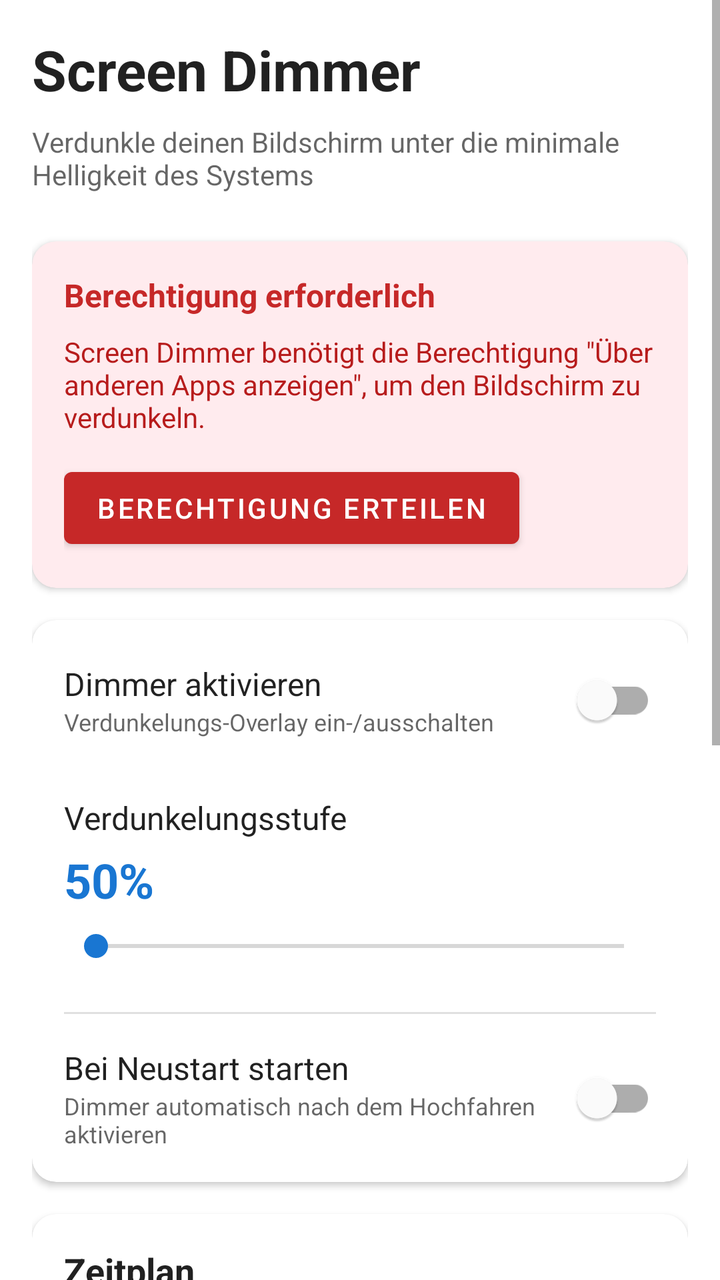
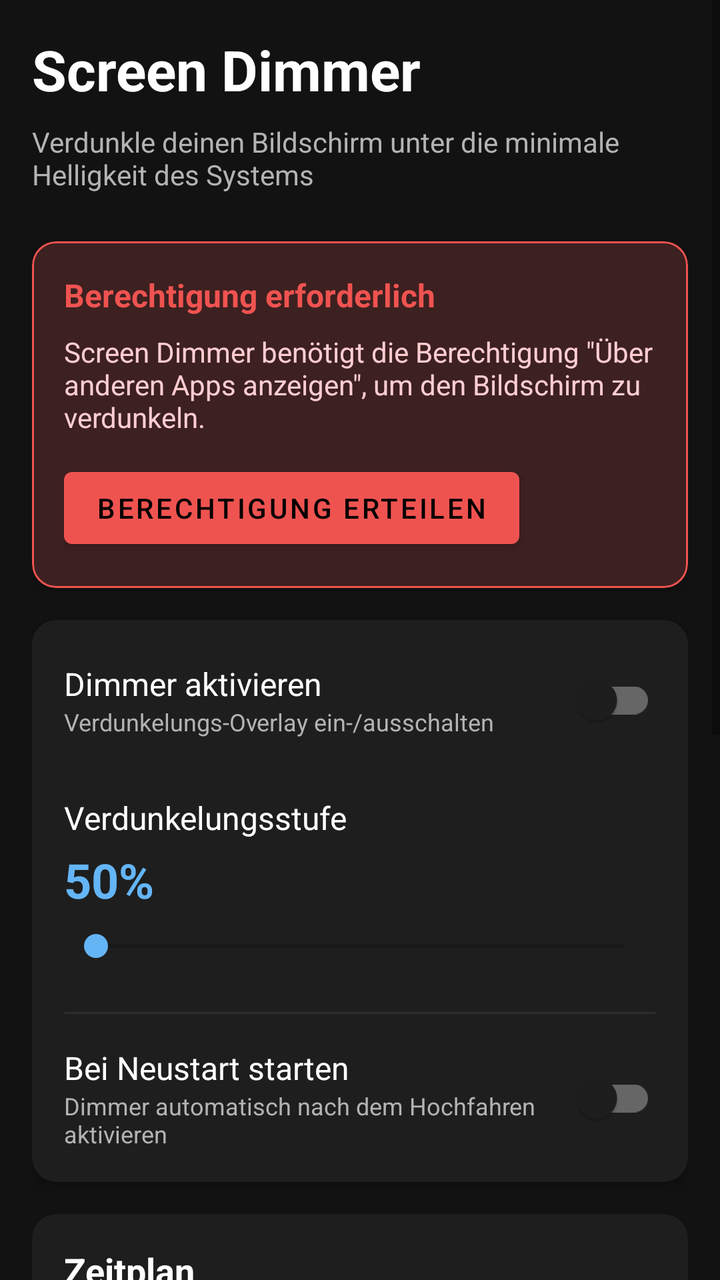

An Android layout rendered at two revisions. The XML below is the earlier revision; the diff shows what the commit changed to produce the second picture.
<!-- AndroidManifest.xml: activity theme Theme.ScreenDimmer -->
<!-- res/layout/activity_main.xml -->
<?xml version="1.0" encoding="utf-8"?>
<ScrollView xmlns:android="http://schemas.android.com/apk/res/android"
    xmlns:app="http://schemas.android.com/apk/res-auto"
    android:layout_width="match_parent"
    android:layout_height="match_parent"
    android:background="?android:colorBackground">

    <LinearLayout
        android:layout_width="match_parent"
        android:layout_height="wrap_content"
        android:orientation="vertical"
        android:padding="16dp">

        
        <TextView
            android:layout_width="match_parent"
            android:layout_height="wrap_content"
            android:text="@string/app_name"
            android:textSize="28sp"
            android:textStyle="bold"
            android:textColor="?android:textColorPrimary"
            android:layout_marginBottom="8dp" />

        <TextView
            android:layout_width="match_parent"
            android:layout_height="wrap_content"
            android:text="@string/app_description"
            android:textSize="14sp"
            android:textColor="?android:textColorSecondary"
            android:layout_marginBottom="24dp" />

        
        <com.google.android.material.card.MaterialCardView
            android:id="@+id/cardPermission"
            android:layout_width="match_parent"
            android:layout_height="wrap_content"
            android:layout_marginBottom="16dp"
            app:cardBackgroundColor="#FFEBEE"
            app:cardCornerRadius="12dp"
            app:cardElevation="2dp">

            <LinearLayout
                android:layout_width="match_parent"
                android:layout_height="wrap_content"
                android:orientation="vertical"
                android:padding="16dp">

                <TextView
                    android:layout_width="match_parent"
                    android:layout_height="wrap_content"
                    android:text="@string/permission_required"
                    android:textSize="16sp"
                    android:textStyle="bold"
                    android:textColor="#C62828"
                    android:layout_marginBottom="8dp" />

                <TextView
                    android:layout_width="match_parent"
                    android:layout_height="wrap_content"
                    android:text="@string/permission_description"
                    android:textSize="14sp"
                    android:textColor="#B71C1C"
                    android:layout_marginBottom="12dp" />

                <com.google.android.material.button.MaterialButton
                    android:id="@+id/buttonGrantPermission"
                    android:layout_width="wrap_content"
                    android:layout_height="wrap_content"
                    android:text="@string/grant_permission"
                    app:backgroundTint="#C62828" />

            </LinearLayout>

        </com.google.android.material.card.MaterialCardView>

        
        <com.google.android.material.card.MaterialCardView
            android:id="@+id/cardBatteryOptimization"
            android:layout_width="match_parent"
            android:layout_height="wrap_content"
            android:layout_marginBottom="16dp"
            android:visibility="gone"
            app:cardBackgroundColor="#FFF3E0"
            app:cardCornerRadius="12dp"
            app:cardElevation="2dp">

            <LinearLayout
                android:layout_width="match_parent"
                android:layout_height="wrap_content"
                android:orientation="vertical"
                android:padding="16dp">

                <TextView
                    android:layout_width="match_parent"
                    android:layout_height="wrap_content"
                    android:text="@string/battery_optimization_title"
                    android:textSize="16sp"
                    android:textStyle="bold"
                    android:textColor="#E65100"
                    android:layout_marginBottom="8dp" />

                <TextView
                    android:layout_width="match_parent"
                    android:layout_height="wrap_content"
                    android:text="@string/battery_optimization_description"
                    android:textSize="14sp"
                    android:textColor="#BF360C"
                    android:layout_marginBottom="12dp" />

                <com.google.android.material.button.MaterialButton
                    android:id="@+id/buttonDisableBatteryOptimization"
                    android:layout_width="wrap_content"
                    android:layout_height="wrap_content"
                    android:text="@string/disable_battery_optimization"
                    app:backgroundTint="#E65100" />

            </LinearLayout>

        </com.google.android.material.card.MaterialCardView>

        
        <com.google.android.material.card.MaterialCardView
            android:id="@+id/cardSettings"
            android:layout_width="match_parent"
            android:layout_height="wrap_content"
            app:cardCornerRadius="12dp"
            app:cardElevation="2dp">

            <LinearLayout
                android:layout_width="match_parent"
                android:layout_height="wrap_content"
                android:orientation="vertical"
                android:padding="16dp">

                
                <LinearLayout
                    android:layout_width="match_parent"
                    android:layout_height="wrap_content"
                    android:orientation="horizontal"
                    android:gravity="center_vertical"
                    android:layout_marginBottom="24dp">

                    <LinearLayout
                        android:layout_width="0dp"
                        android:layout_height="wrap_content"
                        android:layout_weight="1"
                        android:orientation="vertical">

                        <TextView
                            android:layout_width="wrap_content"
                            android:layout_height="wrap_content"
                            android:text="@string/enable_dimmer"
                            android:textSize="16sp"
                            android:textColor="?android:textColorPrimary" />

                        <TextView
                            android:layout_width="wrap_content"
                            android:layout_height="wrap_content"
                            android:text="@string/enable_dimmer_description"
                            android:textSize="12sp"
                            android:textColor="?android:textColorSecondary" />

                    </LinearLayout>

                    <com.google.android.material.switchmaterial.SwitchMaterial
                        android:id="@+id/switchDimmer"
                        android:layout_width="wrap_content"
                        android:layout_height="wrap_content" />

                </LinearLayout>

                
                <TextView
                    android:layout_width="match_parent"
                    android:layout_height="wrap_content"
                    android:text="@string/dim_level"
                    android:textSize="16sp"
                    android:textColor="?android:textColorPrimary"
                    android:layout_marginBottom="4dp" />

                <TextView
                    android:id="@+id/textDimLevel"
                    android:layout_width="match_parent"
                    android:layout_height="wrap_content"
                    android:text="50%"
                    android:textSize="24sp"
                    android:textStyle="bold"
                    android:textColor="?colorPrimary"
                    android:layout_marginBottom="8dp" />

                <SeekBar
                    android:id="@+id/seekBarDimLevel"
                    android:layout_width="match_parent"
                    android:layout_height="wrap_content"
                    android:layout_marginBottom="24dp" />

                <View
                    android:layout_width="match_parent"
                    android:layout_height="1dp"
                    android:background="#E0E0E0"
                    android:layout_marginBottom="16dp" />

                
                <LinearLayout
                    android:layout_width="match_parent"
                    android:layout_height="wrap_content"
                    android:orientation="horizontal"
                    android:gravity="center_vertical">

                    <LinearLayout
                        android:layout_width="0dp"
                        android:layout_height="wrap_content"
                        android:layout_weight="1"
                        android:orientation="vertical">

                        <TextView
                            android:layout_width="wrap_content"
                            android:layout_height="wrap_content"
                            android:text="@string/start_on_boot"
                            android:textSize="16sp"
                            android:textColor="?android:textColorPrimary" />

                        <TextView
                            android:layout_width="wrap_content"
                            android:layout_height="wrap_content"
                            android:text="@string/start_on_boot_description"
                            android:textSize="12sp"
                            android:textColor="?android:textColorSecondary" />

                    </LinearLayout>

                    <com.google.android.material.switchmaterial.SwitchMaterial
                        android:id="@+id/switchStartOnBoot"
                        android:layout_width="wrap_content"
                        android:layout_height="wrap_content" />

                </LinearLayout>

            </LinearLayout>

        </com.google.android.material.card.MaterialCardView>

        
        <com.google.android.material.card.MaterialCardView
            android:id="@+id/cardSchedule"
            android:layout_width="match_parent"
            android:layout_height="wrap_content"
            android:layout_marginTop="16dp"
            app:cardCornerRadius="12dp"
            app:cardElevation="2dp">

            <LinearLayout
                android:layout_width="match_parent"
                android:layout_height="wrap_content"
                android:orientation="vertical"
                android:padding="16dp">

                <TextView
                    android:layout_width="match_parent"
                    android:layout_height="wrap_content"
                    android:text="@string/schedule_title"
                    android:textSize="18sp"
                    android:textStyle="bold"
                    android:textColor="?android:textColorPrimary"
                    android:layout_marginBottom="16dp" />

                
                <LinearLayout
                    android:layout_width="match_parent"
                    android:layout_height="wrap_content"
                    android:orientation="horizontal"
                    android:gravity="center_vertical"
                    android:layout_marginBottom="12dp">

                    <LinearLayout
                        android:layout_width="0dp"
                        android:layout_height="wrap_content"
                        android:layout_weight="1"
                        android:orientation="vertical">

                        <TextView
                            android:layout_width="wrap_content"
                            android:layout_height="wrap_content"
                            android:text="@string/auto_off_title"
                            android:textSize="16sp"
                            android:textColor="?android:textColorPrimary" />

                        <TextView
                            android:layout_width="wrap_content"
                            android:layout_height="wrap_content"
                            android:text="@string/auto_off_description"
                            android:textSize="12sp"
                            android:textColor="?android:textColorSecondary" />

                    </LinearLayout>

                    <com.google.android.material.switchmaterial.SwitchMaterial
                        android:id="@+id/switchAutoOff"
                        android:layout_width="wrap_content"
                        android:layout_height="wrap_content" />

                </LinearLayout>

                
                <LinearLayout
                    android:id="@+id/layoutAutoOffTime"
                    android:layout_width="match_parent"
                    android:layout_height="wrap_content"
                    android:orientation="horizontal"
                    android:gravity="center_vertical"
                    android:background="?android:selectableItemBackground"
                    android:padding="12dp"
                    android:layout_marginBottom="16dp">

                    <TextView
                        android:layout_width="0dp"
                        android:layout_height="wrap_content"
                        android:layout_weight="1"
                        android:text="@string/auto_off_time"
                        android:textSize="14sp"
                        android:textColor="?android:textColorSecondary" />

                    <TextView
                        android:id="@+id/textAutoOffTime"
                        android:layout_width="wrap_content"
                        android:layout_height="wrap_content"
                        android:text="07:00"
                        android:textSize="18sp"
                        android:textStyle="bold"
                        android:textColor="?colorPrimary" />

                </LinearLayout>

                <View
                    android:layout_width="match_parent"
                    android:layout_height="1dp"
                    android:background="#E0E0E0"
                    android:layout_marginBottom="16dp" />

                
                <LinearLayout
                    android:layout_width="match_parent"
                    android:layout_height="wrap_content"
                    android:orientation="horizontal"
                    android:gravity="center_vertical"
                    android:layout_marginBottom="12dp">

                    <LinearLayout
                        android:layout_width="0dp"
                        android:layout_height="wrap_content"
                        android:layout_weight="1"
                        android:orientation="vertical">

                        <TextView
                            android:layout_width="wrap_content"
                            android:layout_height="wrap_content"
                            android:text="@string/auto_on_title"
                            android:textSize="16sp"
                            android:textColor="?android:textColorPrimary" />

                        <TextView
                            android:layout_width="wrap_content"
                            android:layout_height="wrap_content"
                            android:text="@string/auto_on_description"
                            android:textSize="12sp"
                            android:textColor="?android:textColorSecondary" />

                    </LinearLayout>

                    <com.google.android.material.switchmaterial.SwitchMaterial
                        android:id="@+id/switchAutoOn"
                        android:layout_width="wrap_content"
                        android:layout_height="wrap_content" />

                </LinearLayout>

                
                <LinearLayout
                    android:id="@+id/layoutAutoOnTime"
                    android:layout_width="match_parent"
                    android:layout_height="wrap_content"
                    android:orientation="horizontal"
                    android:gravity="center_vertical"
                    android:background="?android:selectableItemBackground"
                    android:padding="12dp">

                    <TextView
                        android:layout_width="0dp"
                        android:layout_height="wrap_content"
                        android:layout_weight="1"
                        android:text="@string/auto_on_time"
                        android:textSize="14sp"
                        android:textColor="?android:textColorSecondary" />

                    <TextView
                        android:id="@+id/textAutoOnTime"
                        android:layout_width="wrap_content"
                        android:layout_height="wrap_content"
                        android:text="22:00"
                        android:textSize="18sp"
                        android:textStyle="bold"
                        android:textColor="?colorPrimary" />

                </LinearLayout>

            </LinearLayout>

        </com.google.android.material.card.MaterialCardView>

        
        <com.google.android.material.card.MaterialCardView
            android:layout_width="match_parent"
            android:layout_height="wrap_content"
            android:layout_marginTop="16dp"
            app:cardCornerRadius="12dp"
            app:cardElevation="2dp">

            <LinearLayout
                android:layout_width="match_parent"
                android:layout_height="wrap_content"
                android:orientation="vertical"
                android:padding="16dp">

                <TextView
                    android:layout_width="match_parent"
                    android:layout_height="wrap_content"
                    android:text="@string/quick_settings_title"
                    android:textSize="16sp"
                    android:textStyle="bold"
                    android:textColor="?android:textColorPrimary"
                    android:layout_marginBottom="8dp" />

                <TextView
                    android:layout_width="match_parent"
                    android:layout_height="wrap_content"
                    android:text="@string/quick_settings_instructions"
                    android:textSize="14sp"
                    android:textColor="?android:textColorSecondary" />

            </LinearLayout>

        </com.google.android.material.card.MaterialCardView>

    </LinearLayout>

</ScrollView>
<!-- resources referenced by this layout -->
<resources>
  <string name="app_description">Verdunkle deinen Bildschirm unter die minimale Helligkeit des Systems</string>
  <string name="app_name">Screen Dimmer</string>
  <string name="auto_off_description">Dimmer zu einer bestimmten Uhrzeit ausschalten</string>
  <string name="auto_off_time">Ausschaltzeit</string>
  <string name="auto_off_title">Automatisch ausschalten</string>
  <string name="auto_on_description">Dimmer zu einer bestimmten Uhrzeit einschalten</string>
  <string name="auto_on_time">Einschaltzeit</string>
  <string name="auto_on_title">Automatisch einschalten</string>
  <string name="battery_optimization_description">Die Akku-Optimierung kann den Dimmer im Hintergrund beenden und Zeitpläne verhindern. Deaktiviere sie für zuverlässigen Betrieb.</string>
  <string name="battery_optimization_title">Akku-Optimierung aktiv</string>
  <string name="dim_level">Verdunkelungsstufe</string>
  <string name="disable_battery_optimization">Deaktivieren</string>
  <string name="enable_dimmer">Dimmer aktivieren</string>
  <string name="enable_dimmer_description">Verdunkelungs-Overlay ein-/ausschalten</string>
  <string name="grant_permission">Berechtigung erteilen</string>
  <string name="permission_description">Screen Dimmer benötigt die Berechtigung \"Über anderen Apps anzeigen\", um den Bildschirm zu verdunkeln.</string>
  <string name="permission_required">Berechtigung erforderlich</string>
  <string name="quick_settings_instructions">Wische vom oberen Bildschirmrand nach unten und tippe auf das Stift-Symbol, um die Schnelleinstellungen zu bearbeiten. Ziehe die \"Dimmer\"-Kachel in deine Schnelleinstellungen.</string>
  <string name="quick_settings_title">Schnelleinstellungen</string>
  <string name="schedule_title">Zeitplan</string>
  <string name="start_on_boot">Bei Neustart starten</string>
  <string name="start_on_boot_description">Dimmer automatisch nach dem Hochfahren aktivieren</string>
  <style name="Theme.ScreenDimmer" parent="Theme.MaterialComponents.Light.NoActionBar">
          <item name="colorPrimary">#1976D2</item>
          <item name="colorPrimaryVariant">#1565C0</item>
          <item name="colorOnPrimary">#FFFFFF</item>
          <item name="colorSecondary">#1976D2</item>
          <item name="colorSecondaryVariant">#1565C0</item>
          <item name="colorOnSecondary">#FFFFFF</item>
          <item name="android:statusBarColor">?attr/colorPrimaryVariant</item>
          <item name="android:navigationBarColor">?android:attr/colorBackground</item>
      </style>
</resources>

<!-- the commit's change to res/layout/activity_main.xml (unified diff, before → after) -->
@@ -3,7 +3,7 @@
     xmlns:app="http://schemas.android.com/apk/res-auto"
     android:layout_width="match_parent"
     android:layout_height="match_parent"
-    android:background="?android:colorBackground">
+    android:background="@color/background">
 
     <LinearLayout
         android:layout_width="match_parent"
@@ -18,7 +18,7 @@
             android:text="@string/app_name"
             android:textSize="28sp"
             android:textStyle="bold"
-            android:textColor="?android:textColorPrimary"
+            android:textColor="@color/text_primary"
             android:layout_marginBottom="8dp" />
 
         <TextView
@@ -26,7 +26,7 @@
             android:layout_height="wrap_content"
             android:text="@string/app_description"
             android:textSize="14sp"
-            android:textColor="?android:textColorSecondary"
+            android:textColor="@color/text_secondary"
             android:layout_marginBottom="24dp" />
 
         
@@ -35,9 +35,11 @@
             android:layout_width="match_parent"
             android:layout_height="wrap_content"
             android:layout_marginBottom="16dp"
-            app:cardBackgroundColor="#FFEBEE"
+            app:cardBackgroundColor="@color/card_error"
             app:cardCornerRadius="12dp"
-            app:cardElevation="2dp">
+            app:cardElevation="4dp"
+            app:strokeColor="@color/error_text"
+            app:strokeWidth="1dp">
 
             <LinearLayout
                 android:layout_width="match_parent"
@@ -51,7 +53,7 @@
                     android:text="@string/permission_required"
                     android:textSize="16sp"
                     android:textStyle="bold"
-                    android:textColor="#C62828"
+                    android:textColor="@color/error_text"
                     android:layout_marginBottom="8dp" />
 
                 <TextView
@@ -59,7 +61,7 @@
                     android:layout_height="wrap_content"
                     android:text="@string/permission_description"
                     android:textSize="14sp"
-                    android:textColor="#B71C1C"
+                    android:textColor="#FFCDD2"
                     android:layout_marginBottom="12dp" />
 
                 <com.google.android.material.button.MaterialButton
@@ -67,7 +69,7 @@
                     android:layout_width="wrap_content"
                     android:layout_height="wrap_content"
                     android:text="@string/grant_permission"
-                    app:backgroundTint="#C62828" />
+                    app:backgroundTint="@color/error_text" />
 
             </LinearLayout>
 
@@ -80,9 +82,11 @@
             android:layout_height="wrap_content"
             android:layout_marginBottom="16dp"
             android:visibility="gone"
-            app:cardBackgroundColor="#FFF3E0"
+            app:cardBackgroundColor="@color/card_warning"
             app:cardCornerRadius="12dp"
-            app:cardElevation="2dp">
+            app:cardElevation="4dp"
+            app:strokeColor="@color/warning"
+            app:strokeWidth="1dp">
 
             <LinearLayout
                 android:layout_width="match_parent"
@@ -96,7 +100,7 @@
                     android:text="@string/battery_optimization_title"
                     android:textSize="16sp"
                     android:textStyle="bold"
-                    android:textColor="#E65100"
+                    android:textColor="@color/warning"
                     android:layout_marginBottom="8dp" />
 
                 <TextView
@@ -104,7 +108,7 @@
                     android:layout_height="wrap_content"
                     android:text="@string/battery_optimization_description"
                     android:textSize="14sp"
-                    android:textColor="#BF360C"
+                    android:textColor="#FFCC80"
                     android:layout_marginBottom="12dp" />
 
                 <com.google.android.material.button.MaterialButton
@@ -112,7 +116,7 @@
                     android:layout_width="wrap_content"
                     android:layout_height="wrap_content"
                     android:text="@string/disable_battery_optimization"
-                    app:backgroundTint="#E65100" />
+                    app:backgroundTint="@color/warning_dark" />
 
             </LinearLayout>
 
@@ -123,8 +127,9 @@
             android:id="@+id/cardSettings"
             android:layout_width="match_parent"
             android:layout_height="wrap_content"
+            app:cardBackgroundColor="@color/surface"
             app:cardCornerRadius="12dp"
-            app:cardElevation="2dp">
+            app:cardElevation="4dp">
 
             <LinearLayout
                 android:layout_width="match_parent"
@@ -151,14 +156,14 @@
                             android:layout_height="wrap_content"
                             android:text="@string/enable_dimmer"
                             android:textSize="16sp"
-                            android:textColor="?android:textColorPrimary" />
+                            android:textColor="@color/text_primary" />
 
                         <TextView
                             android:layout_width="wrap_content"
                             android:layout_height="wrap_content"
                             android:text="@string/enable_dimmer_description"
                             android:textSize="12sp"
-                            android:textColor="?android:textColorSecondary" />
+                            android:textColor="@color/text_secondary" />
 
                     </LinearLayout>
 
@@ -175,7 +180,7 @@
                     android:layout_height="wrap_content"
                     android:text="@string/dim_level"
                     android:textSize="16sp"
-                    android:textColor="?android:textColorPrimary"
+                    android:textColor="@color/text_primary"
                     android:layout_marginBottom="4dp" />
 
                 <TextView
@@ -185,19 +190,21 @@
                     android:text="50%"
                     android:textSize="24sp"
                     android:textStyle="bold"
-                    android:textColor="?colorPrimary"
+                    android:textColor="@color/primary"
                     android:layout_marginBottom="8dp" />
 
                 <SeekBar
                     android:id="@+id/seekBarDimLevel"
                     android:layout_width="match_parent"
                     android:layout_height="wrap_content"
+                    android:progressTint="@color/primary"
+                    android:thumbTint="@color/primary"
                     android:layout_marginBottom="24dp" />
 
                 <View
                     android:layout_width="match_parent"
                     android:layout_height="1dp"
-                    android:background="#E0E0E0"
+                    android:background="@color/divider"
                     android:layout_marginBottom="16dp" />
 
                 
@@ -218,14 +225,14 @@
                             android:layout_height="wrap_content"
                             android:text="@string/start_on_boot"
                             android:textSize="16sp"
-                            android:textColor="?android:textColorPrimary" />
+                            android:textColor="@color/text_primary" />
 
                         <TextView
                             android:layout_width="wrap_content"
                             android:layout_height="wrap_content"
                             android:text="@string/start_on_boot_description"
                             android:textSize="12sp"
-                            android:textColor="?android:textColorSecondary" />
+                            android:textColor="@color/text_secondary" />
 
                     </LinearLayout>
 
@@ -246,8 +253,9 @@
             android:layout_width="match_parent"
             android:layout_height="wrap_content"
             android:layout_marginTop="16dp"
+            app:cardBackgroundColor="@color/surface"
             app:cardCornerRadius="12dp"
-            app:cardElevation="2dp">
+            app:cardElevation="4dp">
 
             <LinearLayout
                 android:layout_width="match_parent"
@@ -261,7 +269,7 @@
                     android:text="@string/schedule_title"
                     android:textSize="18sp"
                     android:textStyle="bold"
-                    android:textColor="?android:textColorPrimary"
+                    android:textColor="@color/text_primary"
                     android:layout_marginBottom="16dp" />
 
                 
@@ -283,14 +291,14 @@
                             android:layout_height="wrap_content"
                             android:text="@string/auto_off_title"
                             android:textSize="16sp"
-                            android:textColor="?android:textColorPrimary" />
+                            android:textColor="@color/text_primary" />
 
                         <TextView
                             android:layout_width="wrap_content"
                             android:layout_height="wrap_content"
                             android:text="@string/auto_off_description"
                             android:textSize="12sp"
-                            android:textColor="?android:textColorSecondary" />
+                            android:textColor="@color/text_secondary" />
 
                     </LinearLayout>
 
@@ -318,7 +326,7 @@
                         android:layout_weight="1"
                         android:text="@string/auto_off_time"
                         android:textSize="14sp"
-                        android:textColor="?android:textColorSecondary" />
+                        android:textColor="@color/text_secondary" />
 
                     <TextView
                         android:id="@+id/textAutoOffTime"
@@ -327,14 +335,14 @@
                         android:text="07:00"
                         android:textSize="18sp"
                         android:textStyle="bold"
-                        android:textColor="?colorPrimary" />
+                        android:textColor="@color/primary" />
 
                 </LinearLayout>
 
                 <View
                     android:layout_width="match_parent"
                     android:layout_height="1dp"
-                    android:background="#E0E0E0"
+                    android:background="@color/divider"
                     android:layout_marginBottom="16dp" />
 
                 
@@ -356,14 +364,14 @@
                             android:layout_height="wrap_content"
                             android:text="@string/auto_on_title"
                             android:textSize="16sp"
-                            android:textColor="?android:textColorPrimary" />
+                            android:textColor="@color/text_primary" />
 
                         <TextView
                             android:layout_width="wrap_content"
                             android:layout_height="wrap_content"
                             android:text="@string/auto_on_description"
                             android:textSize="12sp"
-                            android:textColor="?android:textColorSecondary" />
+                            android:textColor="@color/text_secondary" />
 
                     </LinearLayout>
 
@@ -390,7 +398,7 @@
                         android:layout_weight="1"
                         android:text="@string/auto_on_time"
                         android:textSize="14sp"
-                        android:textColor="?android:textColorSecondary" />
+                        android:textColor="@color/text_secondary" />
 
                     <TextView
                         android:id="@+id/textAutoOnTime"
@@ -399,7 +407,7 @@
                         android:text="22:00"
                         android:textSize="18sp"
                         android:textStyle="bold"
-                        android:textColor="?colorPrimary" />
+                        android:textColor="@color/primary" />
 
                 </LinearLayout>
 
@@ -412,8 +420,10 @@
             android:layout_width="match_parent"
             android:layout_height="wrap_content"
             android:layout_marginTop="16dp"
+            android:layout_marginBottom="16dp"
+            app:cardBackgroundColor="@color/surface"
             app:cardCornerRadius="12dp"
-            app:cardElevation="2dp">
+            app:cardElevation="4dp">
 
             <LinearLayout
                 android:layout_width="match_parent"
@@ -427,7 +437,7 @@
                     android:text="@string/quick_settings_title"
                     android:textSize="16sp"
                     android:textStyle="bold"
-                    android:textColor="?android:textColorPrimary"
+                    android:textColor="@color/text_primary"
                     android:layout_marginBottom="8dp" />
 
                 <TextView
@@ -435,7 +445,7 @@
                     android:layout_height="wrap_content"
                     android:text="@string/quick_settings_instructions"
                     android:textSize="14sp"
-                    android:textColor="?android:textColorSecondary" />
+                    android:textColor="@color/text_secondary" />
 
             </LinearLayout>
 
<!-- resource entries referenced after the edit -->
@@ -1,5 +1,16 @@
 <!-- resources referenced by this layout -->
 <resources>
+  <color name="background">#121212</color>
+  <color name="card_error">#3D2020</color>
+  <color name="card_warning">#3D2C2C</color>
+  <color name="divider">#2C2C2C</color>
+  <color name="error_text">#EF5350</color>
+  <color name="primary">#64B5F6</color>
+  <color name="surface">#1E1E1E</color>
+  <color name="text_primary">#FFFFFF</color>
+  <color name="text_secondary">#B3B3B3</color>
+  <color name="warning">#FFB74D</color>
+  <color name="warning_dark">#F57C00</color>
   <string name="app_description">Verdunkle deinen Bildschirm unter die minimale Helligkeit des Systems</string>
   <string name="app_name">Screen Dimmer</string>
   <string name="auto_off_description">Dimmer zu einer bestimmten Uhrzeit ausschalten</string>
@@ -22,15 +33,37 @@
   <string name="schedule_title">Zeitplan</string>
   <string name="start_on_boot">Bei Neustart starten</string>
   <string name="start_on_boot_description">Dimmer automatisch nach dem Hochfahren aktivieren</string>
-  <style name="Theme.ScreenDimmer" parent="Theme.MaterialComponents.Light.NoActionBar">
-          <item name="colorPrimary">#1976D2</item>
-          <item name="colorPrimaryVariant">#1565C0</item>
-          <item name="colorOnPrimary">#FFFFFF</item>
-          <item name="colorSecondary">#1976D2</item>
-          <item name="colorSecondaryVariant">#1565C0</item>
-          <item name="colorOnSecondary">#FFFFFF</item>
-          <item name="android:statusBarColor">?attr/colorPrimaryVariant</item>
-          <item name="android:navigationBarColor">?android:attr/colorBackground</item>
+  <style name="Theme.ScreenDimmer" parent="Theme.MaterialComponents.DayNight.NoActionBar">
+          
+          <item name="colorPrimary">@color/primary</item>
+          <item name="colorPrimaryVariant">@color/primary_variant</item>
+          <item name="colorOnPrimary">@color/on_primary</item>
+  
+          
+          <item name="colorSecondary">@color/secondary</item>
+          <item name="colorSecondaryVariant">@color/primary_variant</item>
+          <item name="colorOnSecondary">@color/on_secondary</item>
+  
+          
+          <item name="android:colorBackground">@color/background</item>
+          <item name="colorSurface">@color/surface</item>
+          <item name="colorOnSurface">@color/on_surface</item>
+  
+          
+          <item name="colorError">@color/error</item>
+          <item name="colorOnError">@color/on_error</item>
+  
+          
+          <item name="android:statusBarColor">@color/background</item>
+          <item name="android:navigationBarColor">@color/background</item>
+          <item name="android:windowLightStatusBar">false</item>
       </style>
+  <color name="primary_variant">#1976D2</color>
+  <color name="on_primary">#000000</color>
+  <color name="secondary">#64B5F6</color>
+  <color name="on_secondary">#000000</color>
+  <color name="on_surface">#FFFFFF</color>
+  <color name="error">#CF6679</color>
+  <color name="on_error">#000000</color>
 </resources>
 
